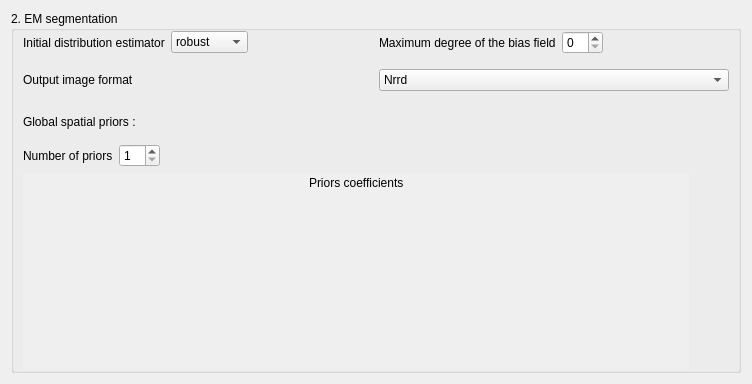
hay318/NeosegPipeline, file NeosegPipeline/ABCParameters.ui: the form before one commit.
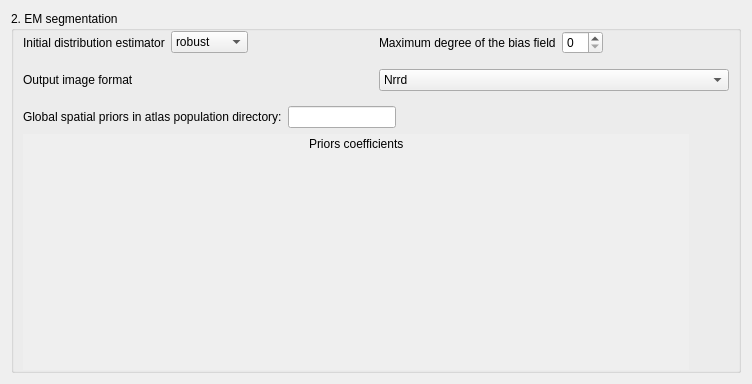
The form after the commit.

Commit message:
BUG: The number of priors for ABC is fixed to four.
Currently there is only support for 4 priors in ABC. The atlas
generation step must be generic depending on the number of class input
in the algorithm (classes found in the ‘seg’ files.

Patch:
```diff
--- a/NeosegPipeline/ABCParameters.ui
+++ b/NeosegPipeline/ABCParameters.ui
@@ -199,31 +199,6 @@
            </layout>
           </widget>
          </item>
-         <item>
-          <widget class="QFrame" name="frame_2">
-           <property name="frameShape">
-            <enum>QFrame::NoFrame</enum>
-           </property>
-           <property name="frameShadow">
-            <enum>QFrame::Plain</enum>
-           </property>
-           <layout class="QHBoxLayout" name="horizontalLayout_3">
-            <item>
-             <widget class="QLabel" name="label_8">
-              <property name="frameShape">
-               <enum>QFrame::NoFrame</enum>
-              </property>
-              <property name="lineWidth">
-               <number>0</number>
-              </property>
-              <property name="text">
-               <string>Global spatial priors :</string>
-              </property>
-             </widget>
-            </item>
-           </layout>
-          </widget>
-         </item>
          <item>
           <widget class="QWidget" name="widget_17" native="true">
            <layout class="QGridLayout" name="gridLayout_5">
@@ -236,19 +211,34 @@
             <item row="2" column="3">
              <layout class="QHBoxLayout" name="horizontalLayout_2">
               <item>
-               <widget class="QLabel" name="label">
+               <widget class="QLabel" name="label_8">
+                <property name="frameShape">
+                 <enum>QFrame::NoFrame</enum>
+                </property>
+                <property name="lineWidth">
+                 <number>0</number>
+                </property>
                 <property name="text">
-                 <string>Number of priors</string>
+                 <string>Global spatial priors in atlas population directory:</string>
                 </property>
                </widget>
               </item>
               <item>
-               <widget class="QSpinBox" name="abcNbPriors">
-                <property name="minimum">
-                 <number>1</number>
+               <widget class="QLineEdit" name="lineEditNbPriors">
+                <property name="sizePolicy">
+                 <sizepolicy hsizetype="Minimum" vsizetype="Fixed">
+                  <horstretch>0</horstretch>
+                  <verstretch>0</verstretch>
+                 </sizepolicy>
                 </property>
-                <property name="value">
-                 <number>1</number>
+                <property name="minimumSize">
+                 <size>
+                  <width>20</width>
+                  <height>10</height>
+                 </size>
+                </property>
+                <property name="readOnly">
+                 <bool>true</bool>
                 </property>
                </widget>
               </item>
@@ -303,7 +293,7 @@
                  <x>0</x>
                  <y>0</y>
                  <width>648</width>
-                 <height>147</height>
+                 <height>212</height>
                 </rect>
                </property>
                <layout class="QHBoxLayout" name="horizontalLayout">
```
The commit also changes 2 other files.
